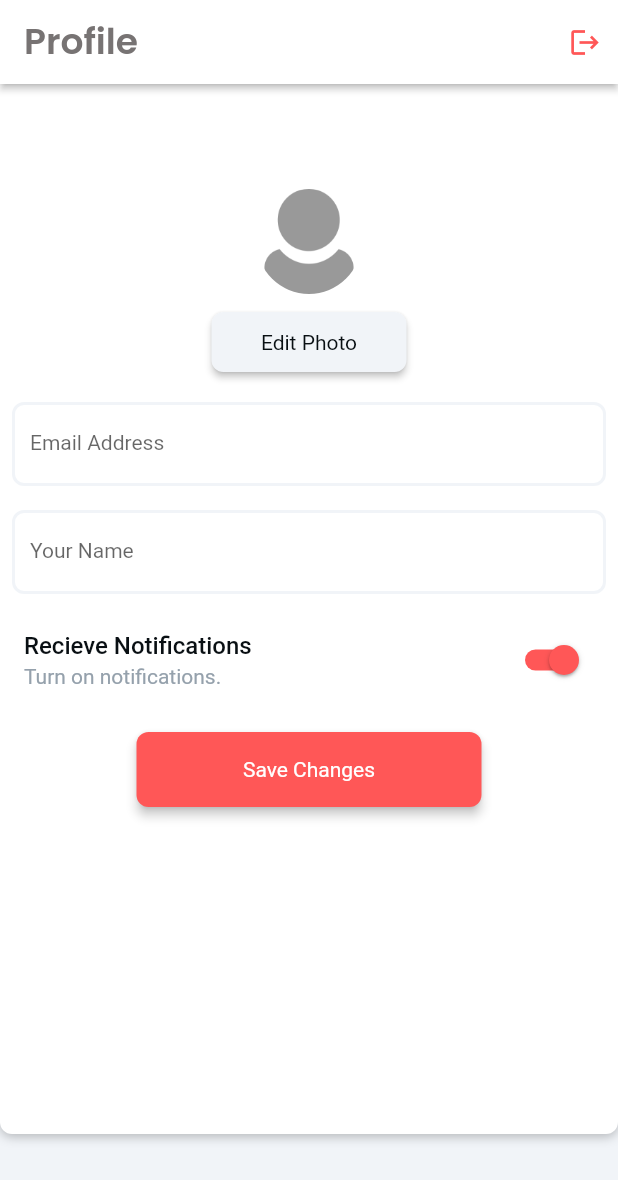
After one commit to raghads123/2022-GP1-18, a Flutter app: the ProfileWidget screen opened directly, on a phone screen of 412 x 824 dp. The commit adds this screen. Shown: the top 1180 px of the screen. Run offline on Flutter 3.47's test engine with Material 2 defaults, Android fonts, the phone set to English and light mode, and no system bars; drawn by our look-alikes of auto_size_text; our stand-ins replace built_collection, built_value, cloud_firestore, firebase_auth, firebase_core, font_awesome_flutter and 10 more; missing offline and left inert: json_path; accounts and stored records are empty; Roboto replaces fonts that are missing (Lexend Deca).

Commit message:
mediocre changes in styles

```diff
--- a/countmein_app/lib/flutter_flow/nav/nav.dart
+++ b/countmein_app/lib/flutter_flow/nav/nav.dart
@@ -99,6 +99,13 @@ GoRouter createRouter(AppStateNotifier appStateNotifier) => GoRouter(
               builder: (context, params) => params.isEmpty
                   ? NavBarPage(initialPage: 'MyActivites')
                   : MyActivitesWidget(),
+            ),
+            FFRoute(
+              name: 'Profile',
+              path: 'profile',
+              builder: (context, params) => params.isEmpty
+                  ? NavBarPage(initialPage: 'Profile')
+                  : ProfileWidget(),
             )
           ].map((r) => r.toRoute(appStateNotifier)).toList(),
         ).toRoute(appStateNotifier),
--- a/countmein_app/lib/index.dart
+++ b/countmein_app/lib/index.dart
@@ -3,3 +3,4 @@ export 'sign_up/sign_up_widget.dart' show SignUpWidget;
 export 'log_in/log_in_widget.dart' show LogInWidget;
 export 'home_page/home_page_widget.dart' show HomePageWidget;
 export 'my_activites/my_activites_widget.dart' show MyActivitesWidget;
+export 'profile/profile_widget.dart' show ProfileWidget;
--- a/countmein_app/lib/log_in/log_in_widget.dart
+++ b/countmein_app/lib/log_in/log_in_widget.dart
@@ -14,6 +14,8 @@ class LogInWidget extends StatefulWidget {
 class _LogInWidgetState extends State<LogInWidget> {
   TextEditingController? textController1;
   TextEditingController? textController2;
+
+  late bool passwordVisibility;
   final scaffoldKey = GlobalKey<ScaffoldState>();
 
   @override
@@ -21,6 +23,7 @@ class _LogInWidgetState extends State<LogInWidget> {
     super.initState();
     textController1 = TextEditingController();
     textController2 = TextEditingController();
+    passwordVisibility = false;
   }
 
   @override
@@ -150,8 +153,7 @@ class _LogInWidgetState extends State<LogInWidget> {
                                         ),
                                         style: GoogleFonts.getFont(
                                           'Open Sans',
-                                          color: FlutterFlowTheme.of(context)
-                                              .lineColor,
+                                          color: Color(0xFFA6A6A6),
                                           fontWeight: FontWeight.normal,
                                         ),
                                       ),
@@ -173,7 +175,7 @@ class _LogInWidgetState extends State<LogInWidget> {
                                           20, 0, 20, 0),
                                       child: TextFormField(
                                         controller: textController2,
-                                        obscureText: false,
+                                        obscureText: !passwordVisibility,
                                         decoration: InputDecoration(
                                           hintText: 'Password',
                                           hintStyle: GoogleFonts.getFont(
@@ -226,11 +228,25 @@ class _LogInWidgetState extends State<LogInWidget> {
                                               topRight: Radius.circular(4.0),
                                             ),
                                           ),
+                                          suffixIcon: InkWell(
+                                            onTap: () => setState(
+                                              () => passwordVisibility =
+                                                  !passwordVisibility,
+                                            ),
+                                            focusNode:
+                                                FocusNode(skipTraversal: true),
+                                            child: Icon(
+                                              passwordVisibility
+                                                  ? Icons.visibility_outlined
+                                                  : Icons
+                                                      .visibility_off_outlined,
+                                              size: 16,
+                                            ),
+                                          ),
                                         ),
                                         style: GoogleFonts.getFont(
                                           'Open Sans',
-                                          color: FlutterFlowTheme.of(context)
-                                              .lineColor,
+                                          color: Color(0xFFA6A6A6),
                                           fontWeight: FontWeight.normal,
                                         ),
                                       ),
@@ -265,11 +281,16 @@ class _LogInWidgetState extends State<LogInWidget> {
                                 Padding(
                                   padding: EdgeInsetsDirectional.fromSTEB(
                                       0, 0, 0, 20),
-                                  child: Text(
-                                    'New user? Sign Up',
-                                    style: GoogleFonts.getFont(
-                                      'Open Sans',
-                                      color: Color(0xFFA6A6A6),
+                                  child: InkWell(
+                                    onTap: () async {
+                                      context.pushNamed('SignUp');
+                                    },
+                                    child: Text(
+                                      'New user? Sign Up',
+                                      style: GoogleFonts.getFont(
+                                        'Open Sans',
+                                        color: Color(0xFFA6A6A6),
+                                      ),
                                     ),
                                   ),
                                 ),
--- a/countmein_app/lib/main.dart
+++ b/countmein_app/lib/main.dart
@@ -116,6 +116,7 @@ class _NavBarPageState extends State<NavBarPage> {
     final tabs = {
       'HomePage': HomePageWidget(),
       'MyActivites': MyActivitesWidget(),
+      'Profile': ProfileWidget(),
     };
     final currentIndex = tabs.keys.toList().indexOf(_currentPageName);
     return Scaffold(
@@ -148,6 +149,14 @@ class _NavBarPageState extends State<NavBarPage> {
             ),
             label: 'My Activites',
             tooltip: '',
+          ),
+          BottomNavigationBarItem(
+            icon: Icon(
+              Icons.person_outline_rounded,
+              size: 24,
+            ),
+            label: 'Profile',
+            tooltip: '',
           )
         ],
       ),
--- /dev/null
+++ b/countmein_app/lib/profile/profile_widget.dart
@@ -0,0 +1,326 @@
+import '../flutter_flow/flutter_flow_theme.dart';
+import '../flutter_flow/flutter_flow_util.dart';
+import '../flutter_flow/flutter_flow_widgets.dart';
+import 'package:flutter/material.dart';
+import 'package:google_fonts/google_fonts.dart';
+
+class ProfileWidget extends StatefulWidget {
+  const ProfileWidget({Key? key}) : super(key: key);
+
+  @override
+  _ProfileWidgetState createState() => _ProfileWidgetState();
+}
+
+class _ProfileWidgetState extends State<ProfileWidget> {
+  TextEditingController? textController1;
+  TextEditingController? textController2;
+  bool? switchListTileValue;
+  final scaffoldKey = GlobalKey<ScaffoldState>();
+
+  @override
+  void initState() {
+    super.initState();
+    textController1 = TextEditingController();
+    textController2 = TextEditingController();
+  }
+
+  @override
+  void dispose() {
+    textController1?.dispose();
+    textController2?.dispose();
+    super.dispose();
+  }
+
+  @override
+  Widget build(BuildContext context) {
+    return Scaffold(
+      key: scaffoldKey,
+      backgroundColor: Color(0xFFF1F4F8),
+      appBar: AppBar(
+        backgroundColor: Colors.white,
+        automaticallyImplyLeading: false,
+        title: Text(
+          'Profile',
+          style: FlutterFlowTheme.of(context).bodyText1.override(
+                fontFamily: 'Poppins',
+                color: Color(0xFF777373),
+                fontSize: 24,
+              ),
+        ),
+        actions: [
+          Padding(
+            padding: EdgeInsetsDirectional.fromSTEB(0, 0, 11, 0),
+            child: InkWell(
+              onTap: () async {
+                context.pushNamed('LogIn');
+              },
+              child: Icon(
+                Icons.logout,
+                color: Color(0xFFFF5757),
+                size: 22,
+              ),
+            ),
+          ),
+        ],
+        centerTitle: false,
+        elevation: 2,
+      ),
+      body: SingleChildScrollView(
+        child: Column(
+          mainAxisSize: MainAxisSize.max,
+          mainAxisAlignment: MainAxisAlignment.center,
+          children: [
+            Container(
+              height: 700,
+              decoration: BoxDecoration(
+                color: Colors.white,
+                boxShadow: [
+                  BoxShadow(
+                    blurRadius: 5,
+                    color: Color(0x430F1113),
+                    offset: Offset(0, 2),
+                  )
+                ],
+                borderRadius: BorderRadius.only(
+                  bottomLeft: Radius.circular(8),
+                  bottomRight: Radius.circular(8),
+                  topLeft: Radius.circular(0),
+                  topRight: Radius.circular(0),
+                ),
+              ),
+              child: Padding(
+                padding: EdgeInsetsDirectional.fromSTEB(0, 50, 0, 20),
+                child: Column(
+                  mainAxisSize: MainAxisSize.max,
+                  mainAxisAlignment: MainAxisAlignment.start,
+                  children: [
+                    Align(
+                      alignment: AlignmentDirectional(0, 0),
+                      child: Padding(
+                        padding: EdgeInsetsDirectional.fromSTEB(0, 20, 0, 0),
+                        child: Container(
+                          width: 70,
+                          height: 70,
+                          clipBehavior: Clip.antiAlias,
+                          decoration: BoxDecoration(
+                            shape: BoxShape.circle,
+                          ),
+                          child: Image.asset(
+                            'assets/images/albfo_3.png',
+                            fit: BoxFit.cover,
+                          ),
+                        ),
+                      ),
+                    ),
+                    Padding(
+                      padding: EdgeInsetsDirectional.fromSTEB(0, 12, 0, 12),
+                      child: FFButtonWidget(
+                        onPressed: () {
+                          print('Button pressed ...');
+                        },
+                        text: 'Edit Photo',
+                        options: FFButtonOptions(
+                          width: 130,
+                          height: 40,
+                          color: Color(0xFFF1F4F8),
+                          textStyle:
+                              FlutterFlowTheme.of(context).bodyText1.override(
+                                    fontFamily: 'Lexend Deca',
+                                    color: Color(0xFF090F13),
+                                    fontSize: 14,
+                                    fontWeight: FontWeight.normal,
+                                  ),
+                          borderSide: BorderSide(
+                            color: Colors.transparent,
+                            width: 1,
+                          ),
+                        ),
+                      ),
+                    ),
+                    Padding(
+                      padding: EdgeInsetsDirectional.fromSTEB(8, 8, 8, 8),
+                      child: Row(
+                        mainAxisSize: MainAxisSize.max,
+                        children: [
+                          Expanded(
+                            child: TextFormField(
+                              controller: textController1,
+                              obscureText: false,
+                              decoration: InputDecoration(
+                                labelText: 'Email Address',
+                                hintStyle: FlutterFlowTheme.of(context)
+                                    .bodyText2
+                                    .override(
+                                      fontFamily: 'Lexend Deca',
+                                      color: Color(0xFF95A1AC),
+                                      fontSize: 14,
+                                      fontWeight: FontWeight.normal,
+                                    ),
+                                enabledBorder: OutlineInputBorder(
+                                  borderSide: BorderSide(
+                                    color: Color(0xFFF1F4F8),
+                                    width: 2,
+                                  ),
+                                  borderRadius: BorderRadius.circular(8),
+                                ),
+                                focusedBorder: OutlineInputBorder(
+                                  borderSide: BorderSide(
+                                    color: Color(0xFFF1F4F8),
+                                    width: 2,
+                                  ),
+                                  borderRadius: BorderRadius.circular(8),
+                                ),
+                                errorBorder: OutlineInputBorder(
+                                  borderSide: BorderSide(
+                                    color: Color(0x00000000),
+                                    width: 2,
+                                  ),
+                                  borderRadius: BorderRadius.circular(8),
+                                ),
+                                focusedErrorBorder: OutlineInputBorder(
+                                  borderSide: BorderSide(
+                                    color: Color(0x00000000),
+                                    width: 2,
+                                  ),
+                                  borderRadius: BorderRadius.circular(8),
+                                ),
+                              ),
+                              style: FlutterFlowTheme.of(context)
+                                  .bodyText1
+                                  .override(
+                                    fontFamily: 'Lexend Deca',
+                                    color: Color(0xFF090F13),
+                                    fontSize: 14,
+                                    fontWeight: FontWeight.normal,
+                                  ),
+                            ),
+                          ),
+                        ],
+                      ),
+                    ),
+                    Padding(
+                      padding: EdgeInsetsDirectional.fromSTEB(8, 8, 8, 8),
+                      child: Row(
+                        mainAxisSize: MainAxisSize.max,
+                        children: [
+                          Expanded(
+                            child: TextFormField(
+                              controller: textController2,
+                              obscureText: false,
+                              decoration: InputDecoration(
+                                labelText: 'Your Name',
+                                hintStyle: FlutterFlowTheme.of(context)
+                                    .bodyText2
+                                    .override(
+                                      fontFamily: 'Lexend Deca',
+                                      color: Color(0xFF95A1AC),
+                                      fontSize: 14,
+                                      fontWeight: FontWeight.normal,
+                                    ),
+                                enabledBorder: OutlineInputBorder(
+                                  borderSide: BorderSide(
+                                    color: Color(0xFFF1F4F8),
+                                    width: 2,
+                                  ),
+                                  borderRadius: BorderRadius.circular(8),
+                                ),
+                                focusedBorder: OutlineInputBorder(
+                                  borderSide: BorderSide(
+                                    color: Color(0xFFF1F4F8),
+                                    width: 2,
+                                  ),
+                                  borderRadius: BorderRadius.circular(8),
+                                ),
+                                errorBorder: OutlineInputBorder(
+                                  borderSide: BorderSide(
+                                    color: Color(0x00000000),
+                                    width: 2,
+                                  ),
+                                  borderRadius: BorderRadius.circular(8),
+                                ),
+                                focusedErrorBorder: OutlineInputBorder(
+                                  borderSide: BorderSide(
+                                    color: Color(0x00000000),
+                                    width: 2,
+                                  ),
+                                  borderRadius: BorderRadius.circular(8),
+                                ),
+                              ),
+                              style: FlutterFlowTheme.of(context)
+                                  .bodyText1
+                                  .override(
+                                    fontFamily: 'Lexend Deca',
+                                    color: Color(0xFF090F13),
+                                    fontSize: 14,
+                                    fontWeight: FontWeight.normal,
+                                  ),
+                            ),
+                          ),
+                        ],
+                      ),
+                    ),
+                    SwitchListTile.adaptive(
+                      value: switchListTileValue ??= true,
+                      onChanged: (newValue) async {
+                        setState(() => switchListTileValue = newValue!);
+                      },
+                      title: Text(
+                        'Recieve Notifications',
+                        style: FlutterFlowTheme.of(context).subtitle2.override(
+                              fontFamily: 'Lexend Deca',
+                              color: Color(0xFF090F13),
+                              fontSize: 16,
+                              fontWeight: FontWeight.w500,
+                            ),
+                      ),
+                      subtitle: Text(
+                        'Turn on notifications.',
+                        style: FlutterFlowTheme.of(context).bodyText2.override(
+                              fontFamily: 'Lexend Deca',
+                              color: Color(0xFF95A1AC),
+                              fontSize: 14,
+                              fontWeight: FontWeight.normal,
+                            ),
+                      ),
+                      tileColor: Colors.white,
+                      activeColor: Color(0xFFFF5757),
+                      activeTrackColor: Color(0xFFFF5757),
+                      dense: false,
+                      controlAffinity: ListTileControlAffinity.trailing,
+                    ),
+                    Padding(
+                      padding: EdgeInsetsDirectional.fromSTEB(0, 12, 0, 12),
+                      child: FFButtonWidget(
+                        onPressed: () {
+                          print('Button_Secondary pressed ...');
+                        },
+                        text: 'Save Changes',
+                        options: FFButtonOptions(
+                          width: 230,
+                          height: 50,
+                          color: Color(0xFFFF5757),
+                          textStyle:
+                              FlutterFlowTheme.of(context).bodyText2.override(
+                                    fontFamily: 'Lexend Deca',
+                                    color: Colors.white,
+                                    fontSize: 14,
+                                    fontWeight: FontWeight.normal,
+                                  ),
+                          elevation: 3,
+                          borderSide: BorderSide(
+                            color: Colors.transparent,
+                            width: 1,
+                          ),
+                        ),
+                      ),
+                    ),
+                  ],
+                ),
+              ),
+            ),
+          ],
+        ),
+      ),
+    );
+  }
+}
--- a/countmein_app/lib/sign_up/sign_up_widget.dart
+++ b/countmein_app/lib/sign_up/sign_up_widget.dart
@@ -257,8 +257,7 @@ class _SignUpWidgetState extends State<SignUpWidget> {
                                           ),
                                           style: GoogleFonts.getFont(
                                             'Open Sans',
-                                            color: FlutterFlowTheme.of(context)
-                                                .lineColor,
+                                            color: Color(0xFFA6A6A6),
                                             fontWeight: FontWeight.normal,
                                           ),
                                         ),
@@ -353,8 +352,7 @@ class _SignUpWidgetState extends State<SignUpWidget> {
                                           ),
                                           style: GoogleFonts.getFont(
                                             'Open Sans',
-                                            color: FlutterFlowTheme.of(context)
-                                                .lineColor,
+                                            color: Color(0xFFA6A6A6),
                                             fontWeight: FontWeight.normal,
                                           ),
                                         ),
```
Also changed, not shown: countmein_app/assets/fonts/Lexend Deca-SemiBold.ttf (added), countmein_app/assets/images/albfo_3.png (added), 1 other file.
